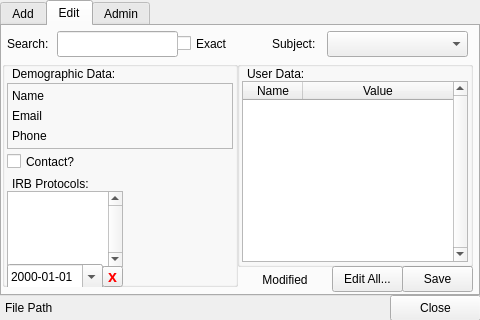
First picture: the form in src/psylab/subject_manager/subject_manager_ui.ui, repository cbrown1/psylab, before the edit.
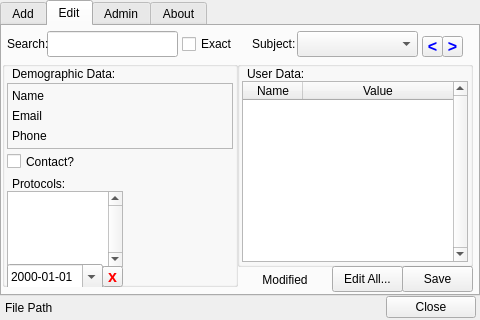
Second picture: the form after the edit.

Commit message: Subject Manager improvements

Diff of the .ui file:
```diff
--- a/src/psylab/subject_manager/subject_manager_ui.ui
+++ b/src/psylab/subject_manager/subject_manager_ui.ui
@@ -344,9 +344,9 @@
     <widget class="QComboBox" name="edit_subject_list_comboBox">
      <property name="geometry">
       <rect>
-       <x>325</x>
+       <x>295</x>
        <y>5</y>
-       <width>141</width>
+       <width>121</width>
        <height>26</height>
       </rect>
      </property>
@@ -367,9 +367,9 @@
     <widget class="QLineEdit" name="edit_search_lineEdit">
      <property name="geometry">
       <rect>
-       <x>55</x>
+       <x>45</x>
        <y>5</y>
-       <width>121</width>
+       <width>131</width>
        <height>26</height>
       </rect>
      </property>
@@ -379,7 +379,7 @@
       <rect>
        <x>5</x>
        <y>10</y>
-       <width>61</width>
+       <width>41</width>
        <height>16</height>
       </rect>
      </property>
@@ -390,9 +390,9 @@
     <widget class="QLabel" name="label_21">
      <property name="geometry">
       <rect>
-       <x>270</x>
+       <x>250</x>
        <y>10</y>
-       <width>51</width>
+       <width>46</width>
        <height>16</height>
       </rect>
      </property>
@@ -516,7 +516,7 @@
        </rect>
       </property>
       <property name="text">
-       <string>IRB Protocols:</string>
+       <string>Protocols:</string>
       </property>
      </widget>
      <widget class="QDateEdit" name="edit_protocol_date_dateEdit">
@@ -667,16 +667,244 @@
     <widget class="QCheckBox" name="edit_search_exact_checkBox">
      <property name="geometry">
       <rect>
-       <x>175</x>
-       <y>7</y>
-       <width>61</width>
-       <height>21</height>
+       <x>180</x>
+       <y>10</y>
+       <width>51</width>
+       <height>16</height>
       </rect>
      </property>
      <property name="text">
       <string>Exact</string>
      </property>
     </widget>
+    <widget class="QPushButton" name="edit_search_back_pushButton">
+     <property name="geometry">
+      <rect>
+       <x>420</x>
+       <y>10</y>
+       <width>21</width>
+       <height>21</height>
+      </rect>
+     </property>
+     <property name="palette">
+      <palette>
+       <active>
+        <colorrole role="WindowText">
+         <brush brushstyle="SolidPattern">
+          <color alpha="255">
+           <red>0</red>
+           <green>0</green>
+           <blue>255</blue>
+          </color>
+         </brush>
+        </colorrole>
+        <colorrole role="Text">
+         <brush brushstyle="SolidPattern">
+          <color alpha="255">
+           <red>0</red>
+           <green>0</green>
+           <blue>255</blue>
+          </color>
+         </brush>
+        </colorrole>
+        <colorrole role="ButtonText">
+         <brush brushstyle="SolidPattern">
+          <color alpha="255">
+           <red>0</red>
+           <green>0</green>
+           <blue>255</blue>
+          </color>
+         </brush>
+        </colorrole>
+       </active>
+       <inactive>
+        <colorrole role="WindowText">
+         <brush brushstyle="SolidPattern">
+          <color alpha="255">
+           <red>0</red>
+           <green>0</green>
+           <blue>255</blue>
+          </color>
+         </brush>
+        </colorrole>
+        <colorrole role="Text">
+         <brush brushstyle="SolidPattern">
+          <color alpha="255">
+           <red>0</red>
+           <green>0</green>
+           <blue>255</blue>
+          </color>
+         </brush>
+        </colorrole>
+        <colorrole role="ButtonText">
+         <brush brushstyle="SolidPattern">
+          <color alpha="255">
+           <red>0</red>
+           <green>0</green>
+           <blue>255</blue>
+          </color>
+         </brush>
+        </colorrole>
+       </inactive>
+       <disabled>
+        <colorrole role="WindowText">
+         <brush brushstyle="SolidPattern">
+          <color alpha="255">
+           <red>0</red>
+           <green>0</green>
+           <blue>255</blue>
+          </color>
+         </brush>
+        </colorrole>
+        <colorrole role="Text">
+         <brush brushstyle="SolidPattern">
+          <color alpha="255">
+           <red>0</red>
+           <green>0</green>
+           <blue>255</blue>
+          </color>
+         </brush>
+        </colorrole>
+        <colorrole role="ButtonText">
+         <brush brushstyle="SolidPattern">
+          <color alpha="255">
+           <red>0</red>
+           <green>0</green>
+           <blue>255</blue>
+          </color>
+         </brush>
+        </colorrole>
+       </disabled>
+      </palette>
+     </property>
+     <property name="font">
+      <font>
+       <pointsize>12</pointsize>
+       <weight>75</weight>
+       <bold>true</bold>
+      </font>
+     </property>
+     <property name="styleSheet">
+      <string notr="true">QPushButton {color: blue; padding: 0px;}</string>
+     </property>
+     <property name="text">
+      <string>&lt;</string>
+     </property>
+    </widget>
+    <widget class="QPushButton" name="edit_search_fwd_pushButton">
+     <property name="geometry">
+      <rect>
+       <x>440</x>
+       <y>10</y>
+       <width>21</width>
+       <height>21</height>
+      </rect>
+     </property>
+     <property name="palette">
+      <palette>
+       <active>
+        <colorrole role="WindowText">
+         <brush brushstyle="SolidPattern">
+          <color alpha="255">
+           <red>0</red>
+           <green>0</green>
+           <blue>255</blue>
+          </color>
+         </brush>
+        </colorrole>
+        <colorrole role="Text">
+         <brush brushstyle="SolidPattern">
+          <color alpha="255">
+           <red>0</red>
+           <green>0</green>
+           <blue>255</blue>
+          </color>
+         </brush>
+        </colorrole>
+        <colorrole role="ButtonText">
+         <brush brushstyle="SolidPattern">
+          <color alpha="255">
+           <red>0</red>
+           <green>0</green>
+           <blue>255</blue>
+          </color>
+         </brush>
+        </colorrole>
+       </active>
+       <inactive>
+        <colorrole role="WindowText">
+         <brush brushstyle="SolidPattern">
+          <color alpha="255">
+           <red>0</red>
+           <green>0</green>
+           <blue>255</blue>
+          </color>
+         </brush>
+        </colorrole>
+        <colorrole role="Text">
+         <brush brushstyle="SolidPattern">
+          <color alpha="255">
+           <red>0</red>
+           <green>0</green>
+           <blue>255</blue>
+          </color>
+         </brush>
+        </colorrole>
+        <colorrole role="ButtonText">
+         <brush brushstyle="SolidPattern">
+          <color alpha="255">
+           <red>0</red>
+           <green>0</green>
+           <blue>255</blue>
+          </color>
+         </brush>
+        </colorrole>
+       </inactive>
+       <disabled>
+        <colorrole role="WindowText">
+         <brush brushstyle="SolidPattern">
+          <color alpha="255">
+           <red>0</red>
+           <green>0</green>
+           <blue>255</blue>
+          </color>
+         </brush>
+        </colorrole>
+        <colorrole role="Text">
+         <brush brushstyle="SolidPattern">
+          <color alpha="255">
+           <red>0</red>
+           <green>0</green>
+           <blue>255</blue>
+          </color>
+         </brush>
+        </colorrole>
+        <colorrole role="ButtonText">
+         <brush brushstyle="SolidPattern">
+          <color alpha="255">
+           <red>0</red>
+           <green>0</green>
+           <blue>255</blue>
+          </color>
+         </brush>
+        </colorrole>
+       </disabled>
+      </palette>
+     </property>
+     <property name="font">
+      <font>
+       <pointsize>12</pointsize>
+       <weight>75</weight>
+       <bold>true</bold>
+      </font>
+     </property>
+     <property name="styleSheet">
+      <string notr="true">QPushButton {color: blue; padding: 0px;}</string>
+     </property>
+     <property name="text">
+      <string>&gt;</string>
+     </property>
+    </widget>
    </widget>
    <widget class="QWidget" name="tab_3">
     <attribute name="title">
@@ -964,14 +1192,32 @@
      </widget>
     </widget>
    </widget>
+   <widget class="QWidget" name="tab_4">
+    <attribute name="title">
+     <string>About</string>
+    </attribute>
+    <widget class="QLabel" name="label_about">
+     <property name="geometry">
+      <rect>
+       <x>40</x>
+       <y>35</y>
+       <width>396</width>
+       <height>186</height>
+      </rect>
+     </property>
+     <property name="text">
+      <string/>
+     </property>
+    </widget>
+   </widget>
   </widget>
   <widget class="QPushButton" name="close_pushButton">
    <property name="geometry">
     <rect>
-     <x>390</x>
-     <y>295</y>
-     <width>91</width>
-     <height>26</height>
+     <x>386</x>
+     <y>296</y>
+     <width>90</width>
+     <height>22</height>
     </rect>
    </property>
    <property name="text">
@@ -983,7 +1229,7 @@
     <rect>
      <x>5</x>
      <y>300</y>
-     <width>376</width>
+     <width>371</width>
      <height>16</height>
     </rect>
    </property>
```
Left out of the diff: 25 changed lines with no effect on the pictures. The commit also changes 1 other file.
